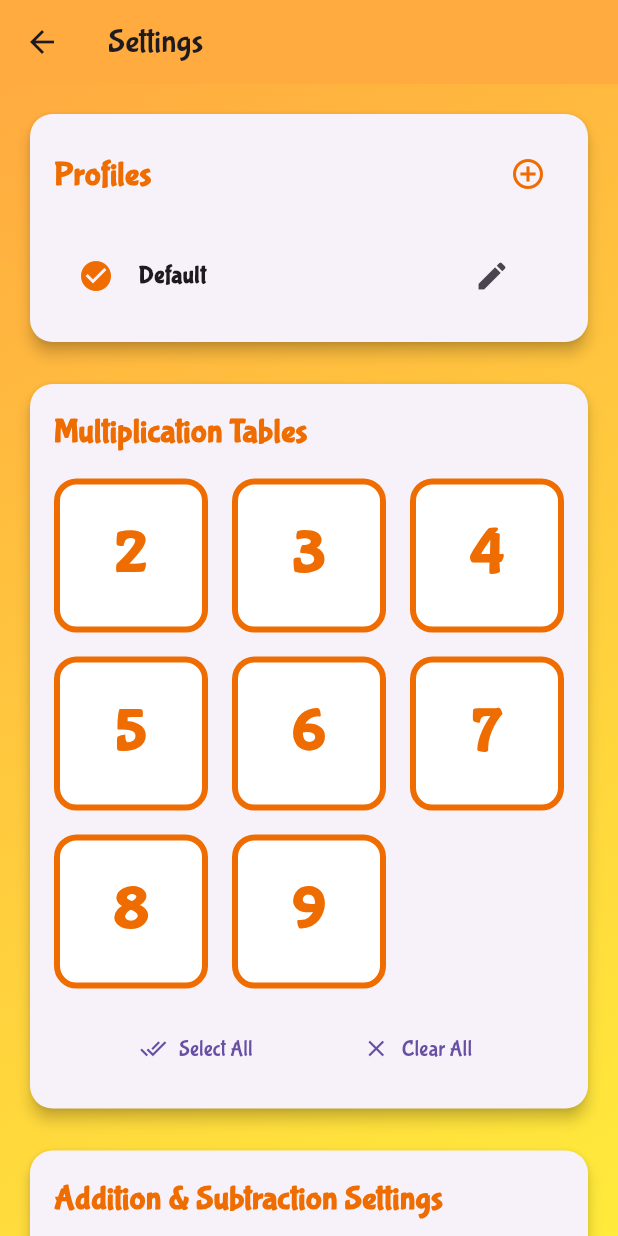
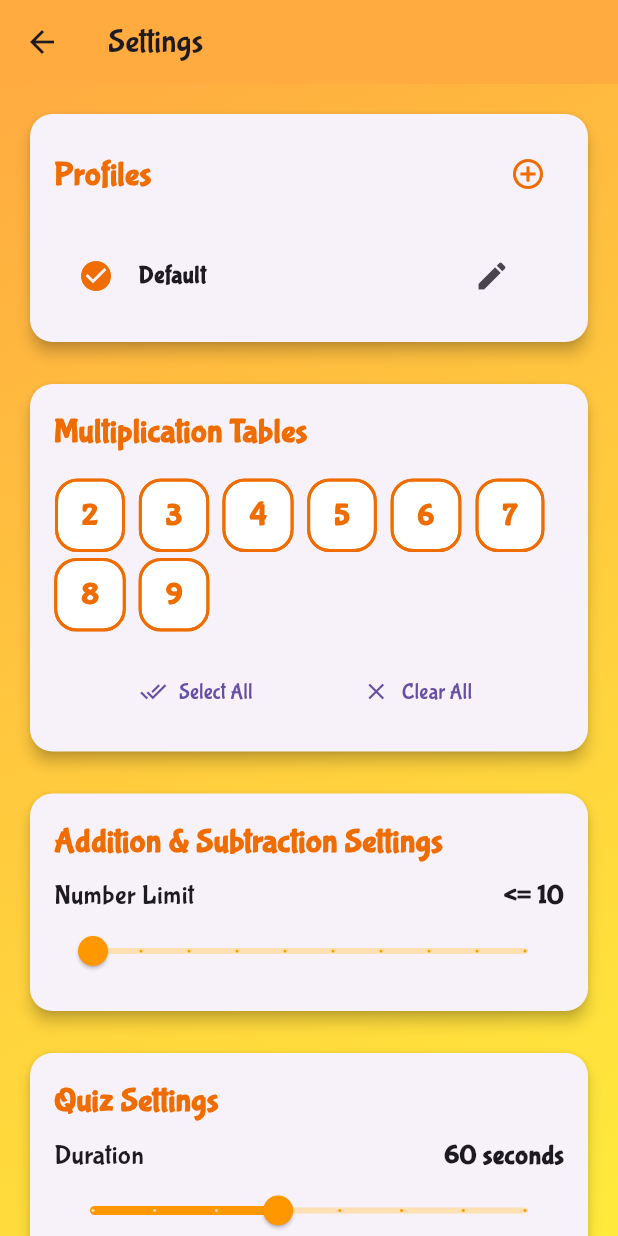
Before and after one commit to wyyqyl/math, a Flutter app: the SettingsScreen screen opened directly, on a phone screen of 412 x 824 dp. Run offline on Flutter 3.47's test engine with Material 3 defaults, Android fonts, the phone set to English and light mode, and no system bars; our stand-ins replace shared_preferences; accounts and stored records are empty.

Commit message:
refactor: create compact UI for tables card

```diff
--- a/lib/screens/settings_screen.dart
+++ b/lib/screens/settings_screen.dart
@@ -339,46 +339,41 @@ class _SettingsScreenState extends State<SettingsScreen> {
               ),
             ),
             const SizedBox(height: 16),
-            GridView.builder(
-              shrinkWrap: true,
-              physics: const NeverScrollableScrollPhysics(),
-              gridDelegate: const SliverGridDelegateWithMaxCrossAxisExtent(
-                maxCrossAxisExtent: 120,
-                crossAxisSpacing: 16.0,
-                mainAxisSpacing: 16.0,
-                childAspectRatio: 1.0,
-              ),
-              itemCount: 8,
-              itemBuilder: (context, index) {
+            Wrap(
+              spacing: 8.0,
+              runSpacing: 4.0,
+              children: List<Widget>.generate(8, (index) {
                 final tableNumber = index + 2;
                 final isSelected = _selectedTables.contains(tableNumber);
-                return InkWell(
-                  onTap: () => _toggleTable(tableNumber),
-                  child: Container(
-                    decoration: BoxDecoration(
-                      color: isSelected
-                          ? Colors.white
-                          : Colors.white.withValues(alpha: 0.6),
-                      borderRadius: BorderRadius.circular(15.0),
-                      border: isSelected
-                          ? Border.all(color: Colors.orange.shade800, width: 4)
-                          : Border.all(color: Colors.grey.shade300),
-                    ),
-                    child: Center(
-                      child: Text(
+                return RawChip(
+                  label: Text(
                     '$tableNumber',
                     style: TextStyle(
-                          fontSize: 40.0,
+                      fontSize: 20.0,
                       fontWeight: FontWeight.bold,
                       color: isSelected
                           ? Colors.orange.shade800
                           : Colors.grey.shade600,
                     ),
                   ),
+                  selected: isSelected,
+                  onSelected: (bool selected) {
+                    _toggleTable(tableNumber);
+                  },
+                  backgroundColor: Colors.white.withValues(alpha: 0.6),
+                  selectedColor: Colors.white,
+                  shape: RoundedRectangleBorder(
+                    borderRadius: BorderRadius.circular(15.0),
+                    side: BorderSide(
+                      color: isSelected
+                          ? Colors.orange.shade800
+                          : Colors.grey.shade300,
+                      width: isSelected ? 2 : 1,
                     ),
                   ),
+                  showCheckmark: false,
                 );
-              },
+              }),
             ),
             const SizedBox(height: 16),
             Row(
```
Lines whose indentation alone changed are shown as unchanged.
